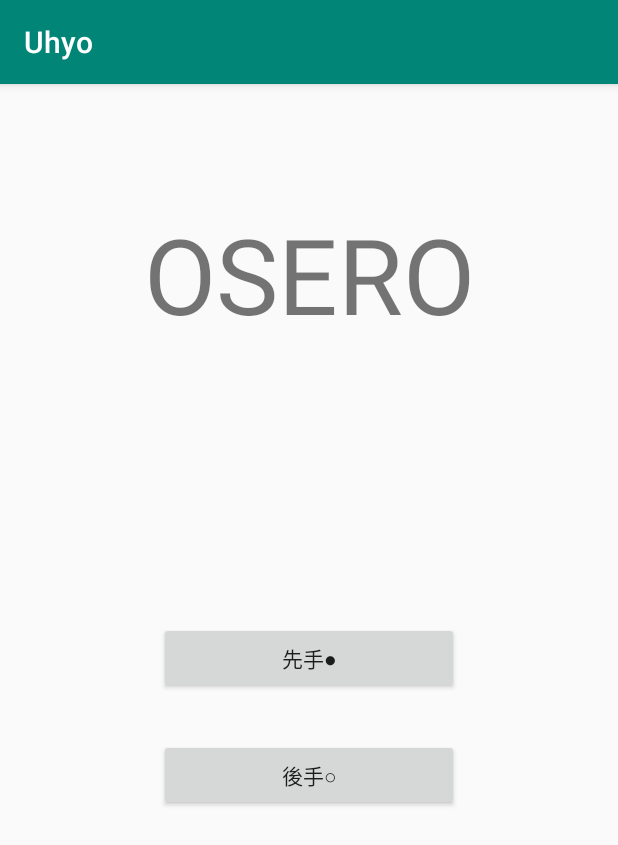
After one commit to Issei0804-ie/Uhyo, an Android app: the fragment SoloFragment shown on its own in the app's theme, on a phone screen of 412 x 824 dp. The commit adds this screen. Shown: the top 845 px of the screen. Run offline under Robolectric (Android 15) with nearby library versions, the phone set to English and light mode, and no system bars.

Commit message:
add SoloFragment

```diff
--- /dev/null
+++ b/app/src/main/java/com/example/uhyo/main/SoloFragment.kt
@@ -0,0 +1,24 @@
+package com.example.uhyo.main
+
+import android.os.Bundle
+import android.view.LayoutInflater
+import android.view.View
+import android.view.ViewGroup
+import androidx.fragment.app.Fragment
+import com.example.uhyo.R
+
+class SoloFragment : Fragment(){
+
+    override fun onCreate(savedInstanceState: Bundle?) {
+        super.onCreate(savedInstanceState)
+    }
+
+    override fun onCreateView(
+        inflater: LayoutInflater,
+        container: ViewGroup?,
+        savedInstanceState: Bundle?
+    ): View? {
+        super.onCreateView(inflater, container, savedInstanceState)
+        return inflater.inflate(R.layout.fragment_play_solo, container, false)
+    }
+}
--- a/app/src/main/res/layout/fragment_main_menu.xml
+++ b/app/src/main/res/layout/fragment_main_menu.xml
@@ -8,11 +8,7 @@
 
     <TextView
         android:id="@+id/mainMenuTile"
-        android:layout_width="wrap_content"
-        android:layout_height="wrap_content"
-        android:text="@string/TitleString"
-        android:textSize="70sp"
-        android:layout_marginTop="80dp"
+        style="@style/TitleText"
         app:layout_constraintTop_toTopOf="parent"
         app:layout_constraintLeft_toLeftOf="parent"
         app:layout_constraintRight_toRightOf="parent"/>
--- /dev/null
+++ b/app/src/main/res/layout/fragment_play_solo.xml
@@ -0,0 +1,33 @@
+<?xml version="1.0" encoding="utf-8"?>
+<androidx.constraintlayout.widget.ConstraintLayout xmlns:android="http://schemas.android.com/apk/res/android"
+    xmlns:app="http://schemas.android.com/apk/res-auto"
+    android:orientation="vertical"
+    android:layout_width="match_parent"
+    android:layout_height="match_parent">
+
+    <TextView
+        android:id="@+id/SoloModeTitle"
+        style="@style/TitleText"
+        app:layout_constraintTop_toTopOf="parent"
+        app:layout_constraintLeft_toLeftOf="parent"
+        app:layout_constraintRight_toRightOf="parent"/>
+
+    <Button
+        android:id="@+id/FirstSelectButton"
+        style="@style/MainMenuButtonStyle"
+        android:text="@string/FirstButtonString"
+        app:layout_constraintVertical_bias="0.3"
+        app:layout_constraintTop_toBottomOf="@id/SoloModeTitle"
+        app:layout_constraintBottom_toBottomOf="parent"
+        app:layout_constraintLeft_toLeftOf="parent"
+        app:layout_constraintRight_toRightOf="parent" />
+
+    <Button
+        android:id="@+id/SecondSelectButton"
+        style="@style/MainMenuButtonStyle"
+        android:text="@string/SecondButtonString"
+        app:layout_constraintTop_toBottomOf="@id/FirstSelectButton"
+        app:layout_constraintLeft_toLeftOf="parent"
+        app:layout_constraintRight_toRightOf="parent"/>
+
+</androidx.constraintlayout.widget.ConstraintLayout>
--- a/app/src/main/res/values/strings.xml
+++ b/app/src/main/res/values/strings.xml
@@ -4,5 +4,7 @@
     <string name="TitleString">OSERO</string>
     <string name="main_2playerButton">ふたりでプレイ</string>
     <string name="main_onlinePlayButton">オンラインプレイ</string>
+    <string name="FirstButtonString">先手●</string>
+    <string name="SecondButtonString">後手○</string>
 
 </resources>
--- a/app/src/main/res/values/styles.xml
+++ b/app/src/main/res/values/styles.xml
@@ -12,6 +12,13 @@
         <item name="android:layout_width">200dp</item>
         <item name="android:layout_height">wrap_content</item>
         <item name="android:layout_marginTop">30dp</item>
+    </style>
 
+    <style name="TitleText" parent="Widget.AppCompat.TextView">
+        <item name="android:layout_width">wrap_content</item>
+        <item name="android:layout_height">wrap_content</item>
+        <item name="android:text">@string/TitleString</item>
+        <item name="android:textSize">70sp</item>
+        <item name="android:layout_marginTop">80dp</item>
     </style>
 </resources>
```
